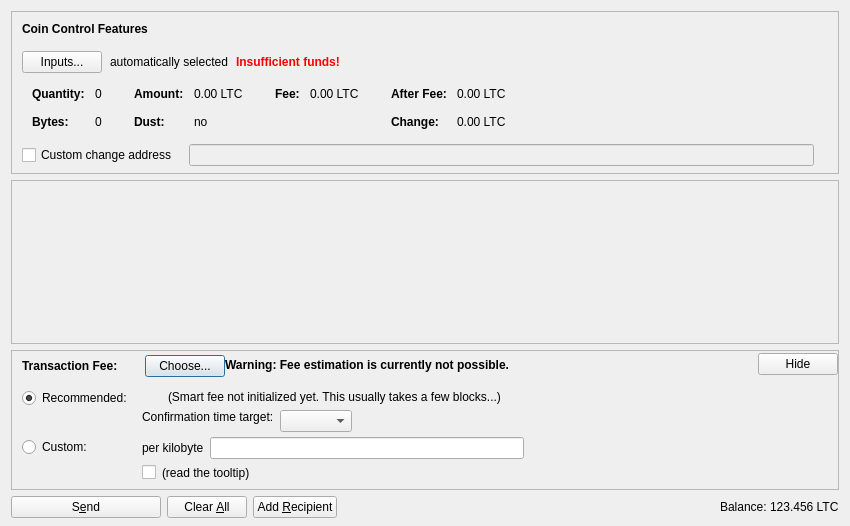
This is src/qt/forms/sendcoinsdialog.ui in deeponion/deeponion as Qt 5 draws it before an edit. The edited form follows.
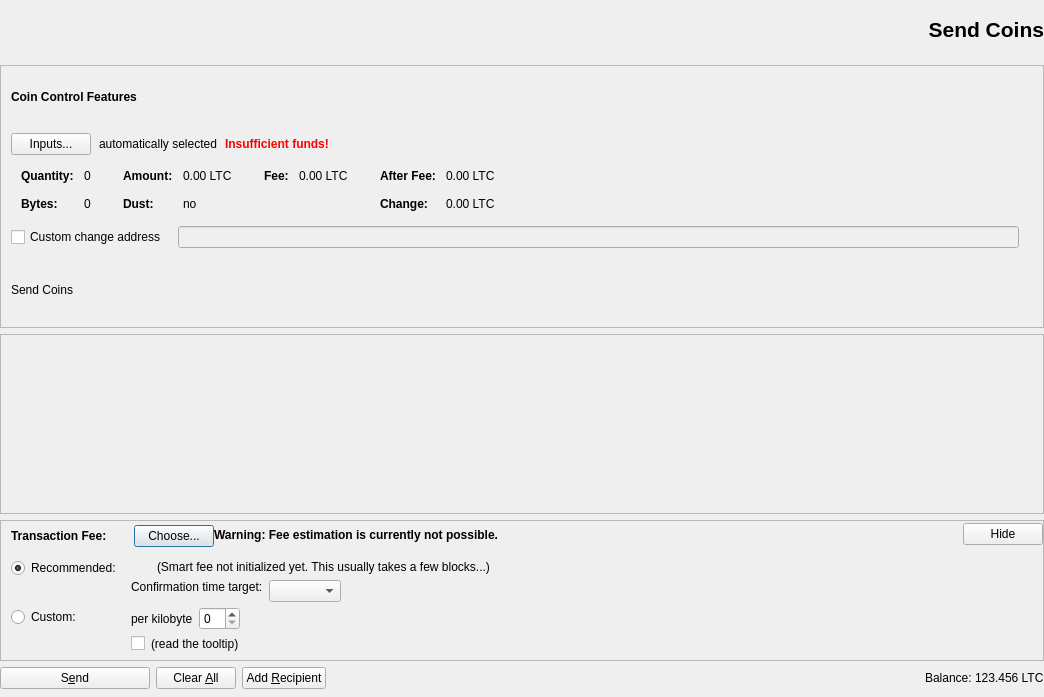
This is the edited form. Icons and pictures are not drawn. Custom widgets are drawn as their Qt base class.

Commit message: Apply some styling and UI changes to the SendCoins page/widgets

The edit to the form file:
```diff
--- a/src/qt/forms/sendcoinsdialog.ui
+++ b/src/qt/forms/sendcoinsdialog.ui
@@ -6,17 +6,52 @@
    <rect>
     <x>0</x>
     <y>0</y>
-    <width>850</width>
-    <height>526</height>
+    <width>1044</width>
+    <height>697</height>
    </rect>
   </property>
   <property name="windowTitle">
    <string>Send Coins</string>
   </property>
-  <layout class="QVBoxLayout" name="verticalLayout" stretch="0,1,0,0">
+  <layout class="QVBoxLayout" name="verticalLayout" stretch="0,0,1,0,0">
+   <property name="leftMargin">
+    <number>0</number>
+   </property>
+   <property name="topMargin">
+    <number>0</number>
+   </property>
+   <property name="rightMargin">
+    <number>0</number>
+   </property>
    <property name="bottomMargin">
     <number>8</number>
    </property>
+   <item>
+    <widget class="QLabel" name="pageTitle">
+     <property name="minimumSize">
+      <size>
+       <width>0</width>
+       <height>59</height>
+      </size>
+     </property>
+     <property name="font">
+      <font>
+       <pointsize>16</pointsize>
+       <weight>75</weight>
+       <bold>true</bold>
+      </font>
+     </property>
+     <property name="text">
+      <string>Send Coins</string>
+     </property>
+     <property name="alignment">
+      <set>Qt::AlignRight|Qt::AlignTrailing|Qt::AlignVCenter</set>
+     </property>
+     <property name="margin">
+      <number>0</number>
+     </property>
+    </widget>
+   </item>
    <item>
     <widget class="QFrame" name="frameCoinControl">
      <property name="sizePolicy">
@@ -54,7 +89,7 @@
        <number>6</number>
       </property>
       <item>
-       <layout class="QVBoxLayout" name="verticalLayoutCoinControl" stretch="0,0,0,0,1">
+       <layout class="QVBoxLayout" name="verticalLayoutCoinControl" stretch="0,0,0,0,1,0,0">
         <property name="spacing">
          <number>0</number>
         </property>
@@ -64,6 +99,9 @@
         <property name="topMargin">
          <number>10</number>
         </property>
+        <property name="bottomMargin">
+         <number>10</number>
+        </property>
         <item>
          <layout class="QHBoxLayout" name="horizontalLayoutCoinControl1">
           <property name="bottomMargin">
@@ -77,6 +115,12 @@
               <verstretch>0</verstretch>
              </sizepolicy>
             </property>
+            <property name="minimumSize">
+             <size>
+              <width>0</width>
+              <height>42</height>
+             </size>
+            </property>
             <property name="font">
              <font>
               <weight>75</weight>
@@ -572,6 +616,35 @@
           </property>
          </spacer>
         </item>
+        <item>
+         <spacer name="verticalSpacer_7">
+          <property name="orientation">
+           <enum>Qt::Vertical</enum>
+          </property>
+          <property name="sizeType">
+           <enum>QSizePolicy::Fixed</enum>
+          </property>
+          <property name="sizeHint" stdset="0">
+           <size>
+            <width>20</width>
+            <height>20</height>
+           </size>
+          </property>
+         </spacer>
+        </item>
+        <item>
+         <widget class="QLabel" name="sendCoinsFormTitle">
+          <property name="minimumSize">
+           <size>
+            <width>0</width>
+            <height>42</height>
+           </size>
+          </property>
+          <property name="text">
+           <string>Send Coins</string>
+          </property>
+         </widget>
+        </item>
        </layout>
       </item>
      </layout>
@@ -587,8 +660,8 @@
        <rect>
         <x>0</x>
         <y>0</y>
-        <width>830</width>
-        <height>119</height>
+        <width>1042</width>
+        <height>69</height>
        </rect>
       </property>
       <layout class="QVBoxLayout" name="verticalLayout_2" stretch="0,1">
@@ -1258,7 +1331,7 @@
   </customwidget>
   <customwidget>
    <class>BitcoinAmountField</class>
-   <extends>QLineEdit</extends>
+   <extends>QSpinBox</extends>
    <header>qt/bitcoinamountfield.h</header>
    <container>1</container>
   </customwidget>
```
The commit also changes 4 other files.
